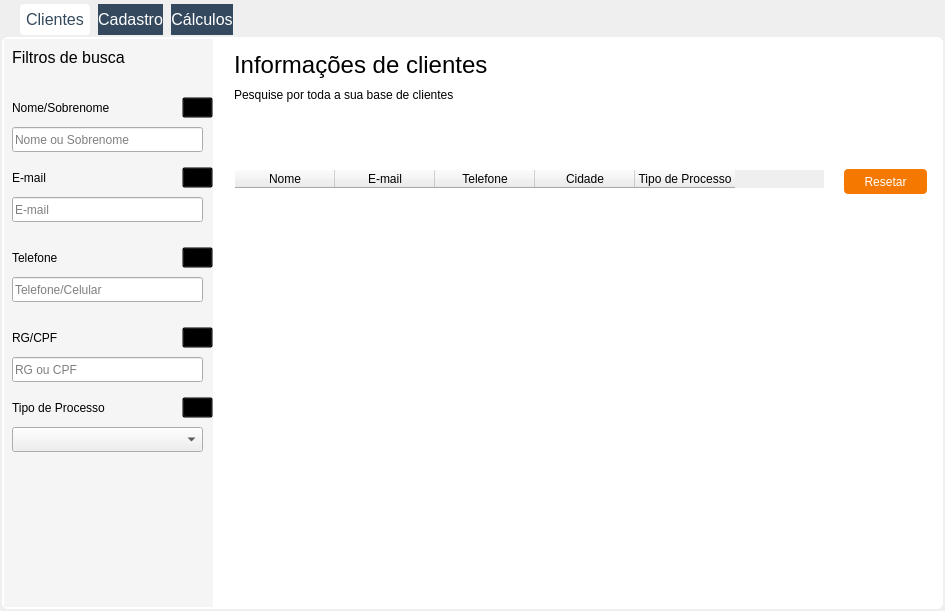
Before: the Qt Designer form Telas/UI/tabCliente.ui in newprev/PrevCliente, drawn with Qt 5.
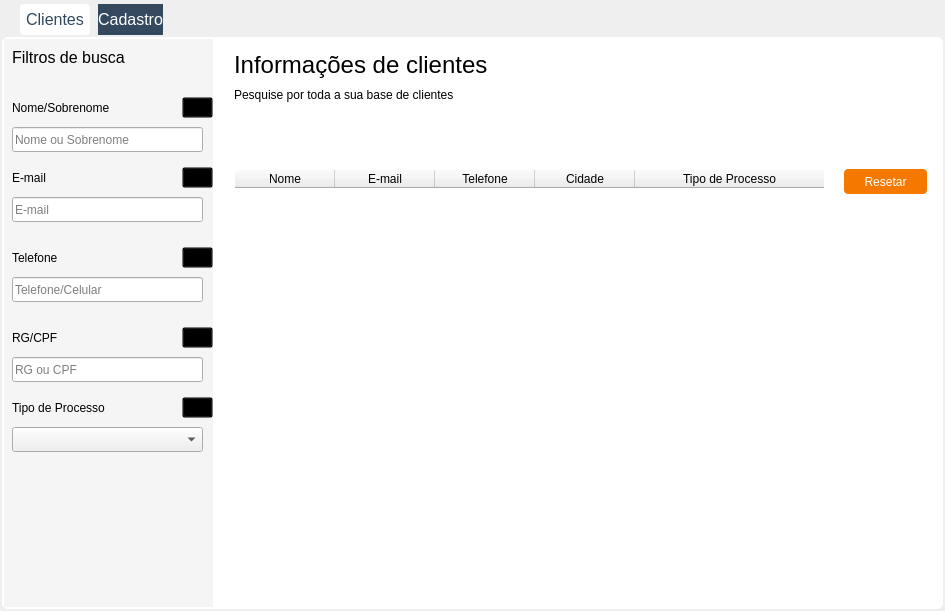
After: the same form once the commit is applied. The open tabs and pages were chosen to show the change. Icons and pictures are not drawn.

What changed in the file:
```diff
--- a/Telas/UI/tabCliente.ui
+++ b/Telas/UI/tabCliente.ui
@@ -666,6 +666,9 @@
        <attribute name="horizontalHeaderCascadingSectionResizes">
         <bool>true</bool>
        </attribute>
+       <attribute name="horizontalHeaderStretchLastSection">
+        <bool>true</bool>
+       </attribute>
        <column>
         <property name="text">
          <string>Nome</string>
@@ -1644,11 +1647,6 @@
        </widget>
       </widget>
      </widget>
-     <widget class="QWidget" name="tabCalculos">
-      <attribute name="title">
-       <string>Cálculos</string>
-      </attribute>
-     </widget>
     </widget>
    </item>
   </layout>
```
Left out of the diff: 2 changed lines with no effect on the pictures.
